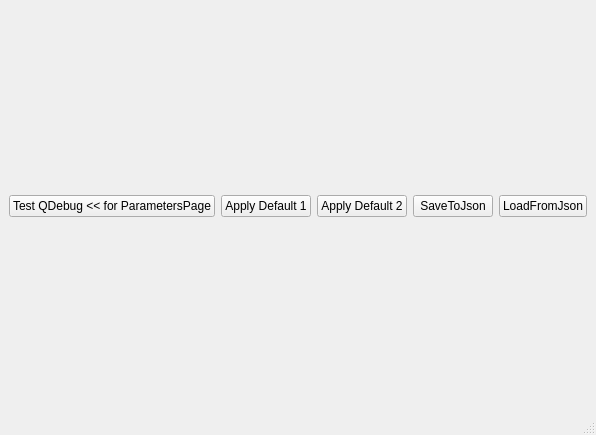
g-gualeni/QtNoid2, file Examples/AppParametersPageBasicUsage/mainwindow.ui: the form before one commit.
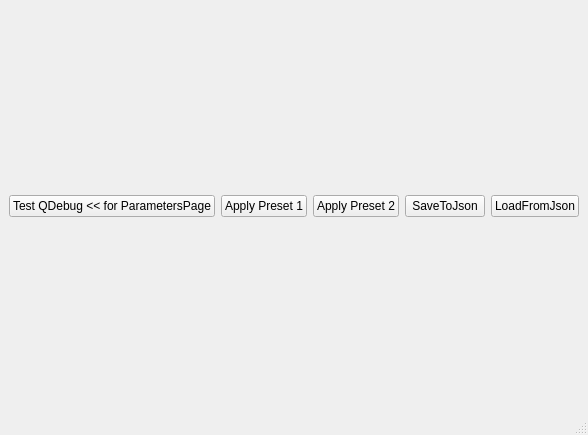
The form after the commit.

```diff
--- a/Examples/AppParametersPageBasicUsage/mainwindow.ui
+++ b/Examples/AppParametersPageBasicUsage/mainwindow.ui
@@ -24,14 +24,14 @@
       <item>
        <widget class="QPushButton" name="cmdDefault01">
         <property name="text">
-         <string>Apply Default 1</string>
+         <string>Apply Preset 1</string>
         </property>
        </widget>
       </item>
       <item>
        <widget class="QPushButton" name="cmdDefault02">
         <property name="text">
-         <string>Apply Default 2</string>
+         <string>Apply Preset 2</string>
         </property>
        </widget>
       </item>
```
